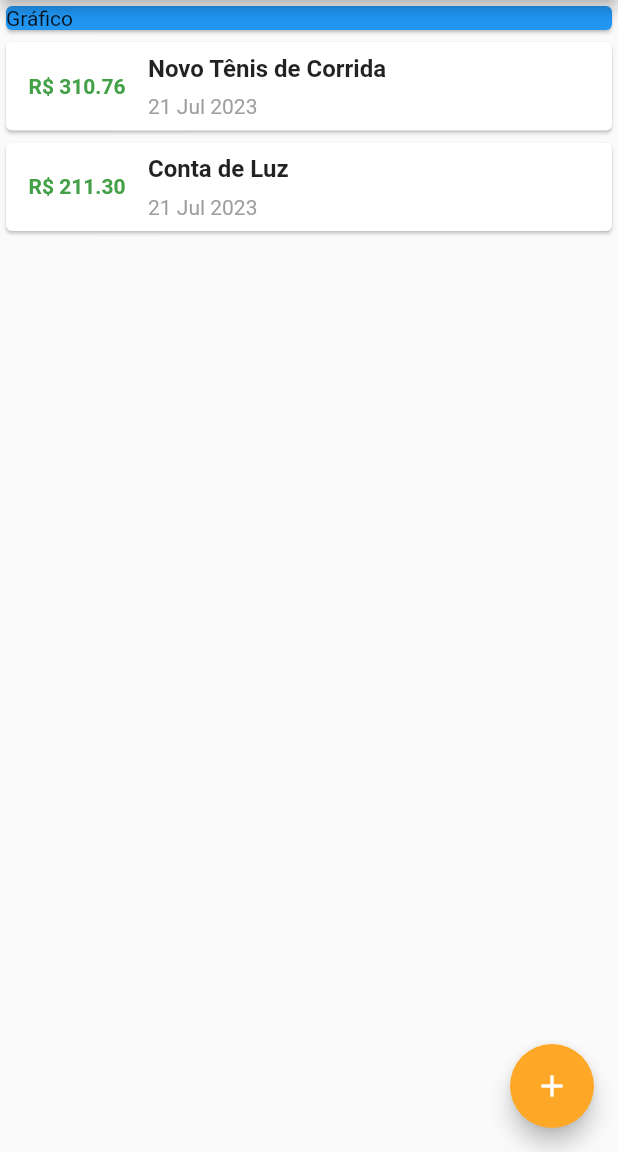
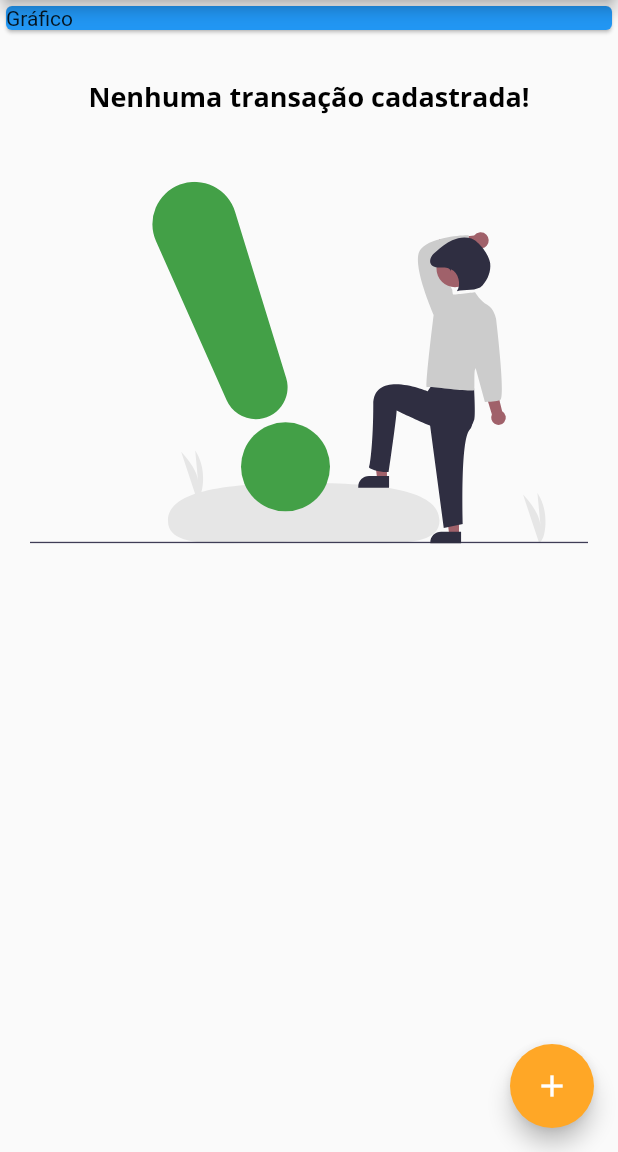
Before and after one commit to AlexBitar80/despesas_pessoais_app, a Flutter app: the screen it shows after launch, on a phone screen of 412 x 824 dp, the part 84-1236 px from its top. Run offline on Flutter 3.47's test engine with Material 2 defaults, Android fonts, the phone set to English and light mode, and no system bars; our stand-ins replace flutter_svg.

Commit message:
feat: image added when transactions do not exist

```diff
--- a/lib/components/transaction_card_list.dart
+++ b/lib/components/transaction_card_list.dart
@@ -1,9 +1,11 @@
 import 'package:despesas_pessoais/models/transaction.dart';
 import 'package:flutter/material.dart';
+import 'package:flutter_svg/flutter_svg.dart';
 import 'package:intl/intl.dart';
 
 class TransactionCardList extends StatelessWidget {
   final List<Transaction> transactions;
+  final String waintingImage = 'assets/images/waiting.svg';
 
   const TransactionCardList({
     super.key,
@@ -12,9 +14,29 @@ class TransactionCardList extends StatelessWidget {
 
   @override
   Widget build(BuildContext context) {
+    final appBarHeight = AppBar().preferredSize.height;
+
     return SizedBox(
-      height: 500,
-      child: ListView.builder(
+      height: MediaQuery.of(context).size.height -
+          appBarHeight -
+          MediaQuery.of(context).padding.top,
+      child: transactions.isEmpty
+          ? Column(
+              children: <Widget>[
+                const SizedBox(height: 28),
+                Text(
+                  'Nenhuma transação cadastrada!',
+                  style: Theme.of(context).textTheme.titleLarge,
+                ),
+                SizedBox(
+                  height: MediaQuery.of(context).size.height * 0.4,
+                  width: MediaQuery.of(context).size.width - 40,
+                  child: SvgPicture.asset(waintingImage),
+                ),
+                const Spacer(),
+              ],
+            )
+          : ListView.builder(
               itemCount: transactions.length,
               itemBuilder: (context, index) {
                 final transaction = transactions[index];
--- a/lib/main.dart
+++ b/lib/main.dart
@@ -59,19 +59,19 @@ class _MyHomePageState extends State<MyHomePage> {
 
   final valueController = TextEditingController();
 
-  final _transactions = <Transaction>[
-    Transaction(
-      id: 't1',
-      title: 'Novo Tênis de Corrida',
-      amount: 310.76,
-      date: DateTime.now(),
-    ),
-    Transaction(
-      id: 't2',
-      title: 'Conta de Luz',
-      amount: 211.30,
-      date: DateTime.now(),
-    ),
+  final List<Transaction> _transactions = <Transaction>[
+    // Transaction(
+    //   id: 't1',
+    //   title: 'Novo Tênis de Corrida',
+    //   amount: 310.76,
+    //   date: DateTime.now(),
+    // ),
+    // Transaction(
+    //   id: 't2',
+    //   title: 'Conta de Luz',
+    //   amount: 211.30,
+    //   date: DateTime.now(),
+    // ),
   ];
 
   _addTransaction(String title, double amount) {
```
Also changed, not shown: assets/images/waiting.svg (added). Lines whose indentation alone changed are shown as unchanged.
